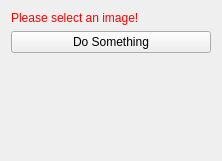
Qt form Plugins/org.mitk.gui.InteractionTests/src/internal/InteractionTestsControls.ui (MITK/MITK) before a commit.
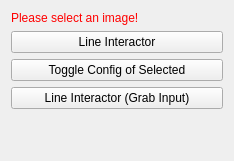
The same form after that commit.

Commit message: Extended Sample Interactor, GrabInout Mode, Switch Config on runtime

Patch:
```diff
--- a/Plugins/org.mitk.gui.InteractionTests/src/internal/InteractionTestsControls.ui
+++ b/Plugins/org.mitk.gui.InteractionTests/src/internal/InteractionTestsControls.ui
@@ -6,7 +6,7 @@
    <rect>
     <x>0</x>
     <y>0</y>
-    <width>222</width>
+    <width>234</width>
     <height>161</height>
    </rect>
   </property>
@@ -36,7 +36,21 @@
       <string>Do image processing</string>
      </property>
      <property name="text">
-      <string>Do Something</string>
+      <string>Line Interactor</string>
+     </property>
+    </widget>
+   </item>
+   <item>
+    <widget class="QPushButton" name="toggleConfig">
+     <property name="text">
+      <string>Toggle Config of Selected</string>
+     </property>
+    </widget>
+   </item>
+   <item>
+    <widget class="QPushButton" name="grabInput">
+     <property name="text">
+      <string>Line Interactor (Grab Input)</string>
      </property>
     </widget>
    </item>
```
Left out of the diff: 2 changed lines with no effect on the pictures. The commit also changes 3 other files.
